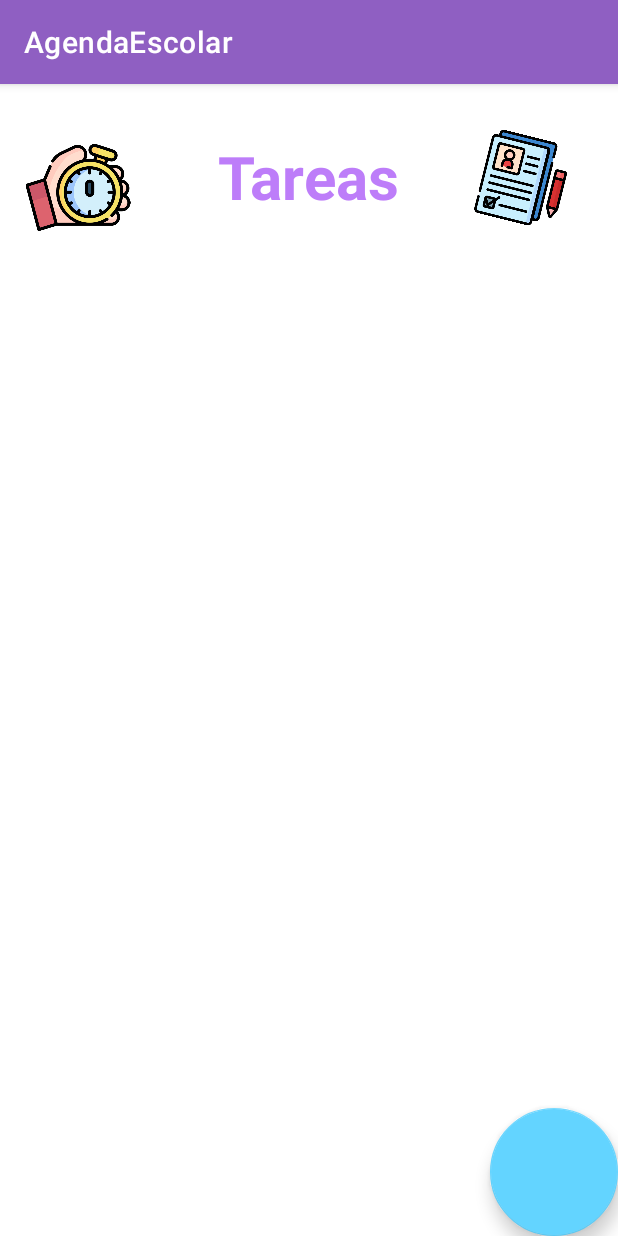
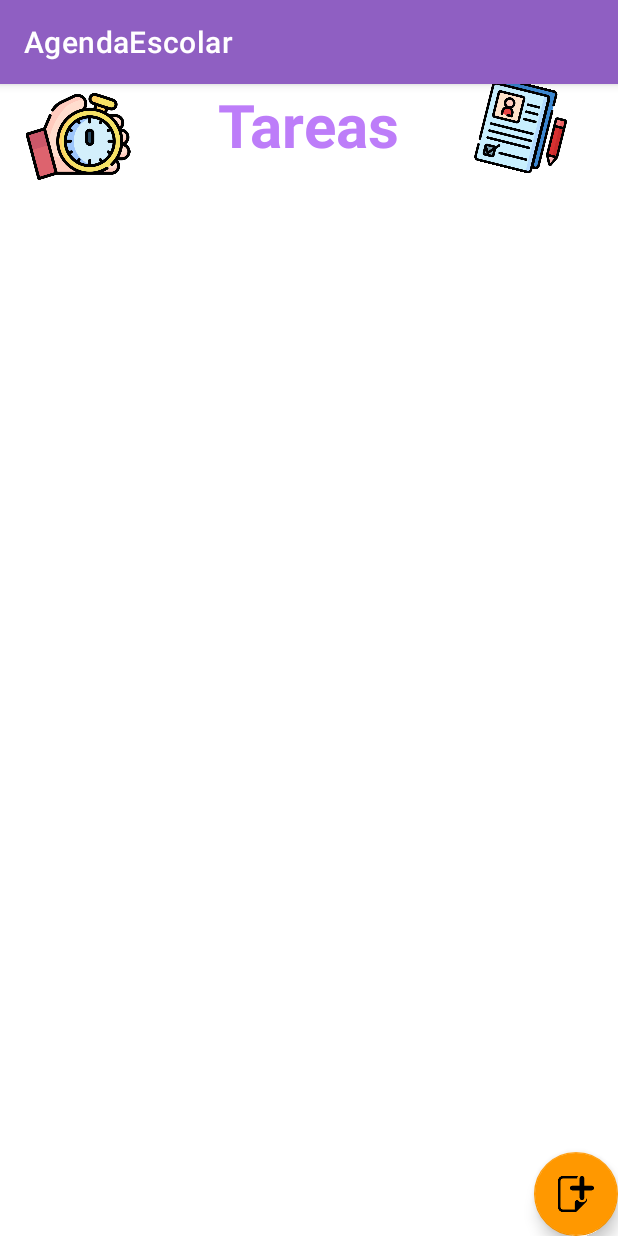
Before and after one commit to Luis6810/AgendaEscolar, an Android app: the VerTareas screen opened directly, with no data from a screen before it, on a phone screen of 412 x 824 dp. Run offline under Robolectric (Android 15) with nearby library versions, the phone set to English and light mode, and no system bars; Roboto replaces fonts that are not available here.

Commit message:
Rediseñando listar tareas y materias

```diff
--- a/app/src/main/java/com/example/agendaescolar/VerTareas.java
+++ b/app/src/main/java/com/example/agendaescolar/VerTareas.java
@@ -7,7 +7,6 @@ import androidx.recyclerview.widget.RecyclerView;
 import android.content.Intent;
 import android.os.Bundle;
 import android.view.View;
-import android.widget.Button;
 
 import com.example.agendaescolar.Adaptadores.ListaTareasAdapter;
 import com.example.agendaescolar.DB.dbTareas;
--- a/app/src/main/res/layout/activity_ver_periodos.xml
+++ b/app/src/main/res/layout/activity_ver_periodos.xml
@@ -37,13 +37,11 @@
     <androidx.recyclerview.widget.RecyclerView
         android:id="@+id/listaPeriodos"
         android:layout_width="0dp"
-        android:layout_height="wrap_content"
+        android:layout_height="0dp"
         android:layout_marginStart="1dp"
         android:layout_marginLeft="1dp"
-        android:layout_marginTop="1dp"
         android:layout_marginEnd="1dp"
         android:layout_marginRight="1dp"
-        android:layout_marginBottom="1dp"
         app:layout_constraintBottom_toBottomOf="parent"
         app:layout_constraintEnd_toEndOf="parent"
         app:layout_constraintStart_toStartOf="parent"
--- a/app/src/main/res/layout/activity_ver_tareas.xml
+++ b/app/src/main/res/layout/activity_ver_tareas.xml
@@ -15,61 +15,49 @@
         android:textColor="#BD7DF9"
         android:textSize="40sp"
         android:textStyle="bold"
-        app:layout_constraintBottom_toBottomOf="parent"
         app:layout_constraintEnd_toEndOf="parent"
         app:layout_constraintHorizontal_bias="0.498"
         app:layout_constraintStart_toStartOf="parent"
-        app:layout_constraintTop_toTopOf="parent"
-        app:layout_constraintVertical_bias="0.049" />
+        app:layout_constraintTop_toTopOf="parent" />
 
     <ImageView
         android:id="@+id/imageView3"
         android:layout_width="94dp"
         android:layout_height="58dp"
         android:rotation="14"
-        app:layout_constraintBottom_toBottomOf="parent"
         app:layout_constraintEnd_toEndOf="parent"
         app:layout_constraintHorizontal_bias="0.949"
         app:layout_constraintStart_toStartOf="parent"
         app:layout_constraintTop_toTopOf="parent"
-        app:layout_constraintVertical_bias="0.049"
         app:srcCompat="@mipmap/tareas" />
 
     <ImageView
         android:id="@+id/imageView2"
         android:layout_width="72dp"
         android:layout_height="70dp"
-        app:layout_constraintBottom_toBottomOf="parent"
         app:layout_constraintEnd_toEndOf="parent"
         app:layout_constraintHorizontal_bias="0.047"
         app:layout_constraintStart_toStartOf="parent"
         app:layout_constraintTop_toTopOf="parent"
-        app:layout_constraintVertical_bias="0.049"
         app:srcCompat="@mipmap/entrega" />
 
     <com.google.android.material.floatingactionbutton.FloatingActionButton
         android:id="@+id/btnNewTask"
-        android:layout_width="93dp"
-        android:layout_height="85dp"
+        android:layout_width="wrap_content"
+        android:layout_height="wrap_content"
         android:clickable="true"
-        app:backgroundTint="#63D4FF"
+        app:backgroundTint="#FF9800"
         app:layout_constraintBottom_toBottomOf="parent"
         app:layout_constraintEnd_toEndOf="parent"
-        app:srcCompat="@android:drawable/dark_header" />
+        app:srcCompat="@drawable/agregar" />
 
     <androidx.recyclerview.widget.RecyclerView
         android:id="@+id/listaTareas"
-        android:layout_width="0dp"
+        android:layout_width="match_parent"
         android:layout_height="0dp"
-        android:layout_marginStart="1dp"
-        android:layout_marginLeft="1dp"
-        android:layout_marginTop="1dp"
-        android:layout_marginEnd="1dp"
-        android:layout_marginRight="1dp"
-        app:layout_constraintBottom_toTopOf="@+id/btnNewTask"
+        app:layout_constraintBottom_toBottomOf="parent"
         app:layout_constraintEnd_toEndOf="parent"
-        app:layout_constraintHorizontal_bias="0.0"
         app:layout_constraintStart_toStartOf="parent"
-        app:layout_constraintTop_toBottomOf="@+id/imageView2" />
+        app:layout_constraintTop_toBottomOf="@+id/textView3" />
 
 </androidx.constraintlayout.widget.ConstraintLayout>
--- a/app/src/main/res/layout/layout_periodos.xml
+++ b/app/src/main/res/layout/layout_periodos.xml
@@ -6,13 +6,15 @@
     <LinearLayout
         android:layout_width="match_parent"
         android:layout_height="match_parent"
+        android:background="@color/cardview_shadow_start_color"
         android:orientation="vertical">
 
         <TextView
             android:id="@+id/viewNombrePeriodo"
             android:layout_width="match_parent"
             android:layout_height="wrap_content"
-            android:text="TextView" />
+            android:text="TextView"
+            android:textAppearance="@style/TextAppearance.AppCompat.Display1" />
 
         <View
             android:id="@+id/divider"
```
Also changed, not shown: app/src/main/res/layout/layout_tareas.xml (+31 -17 lines).
